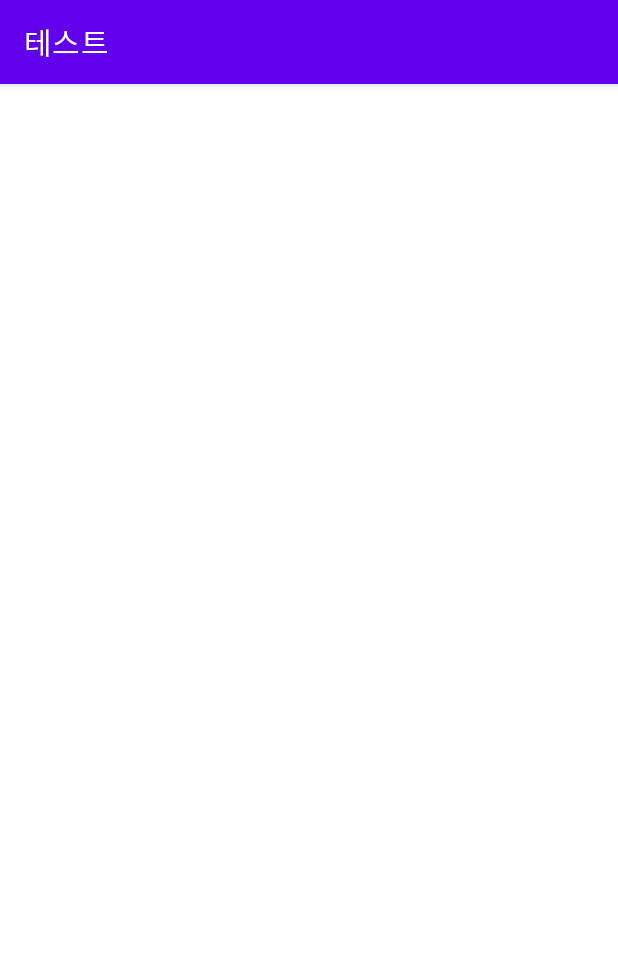
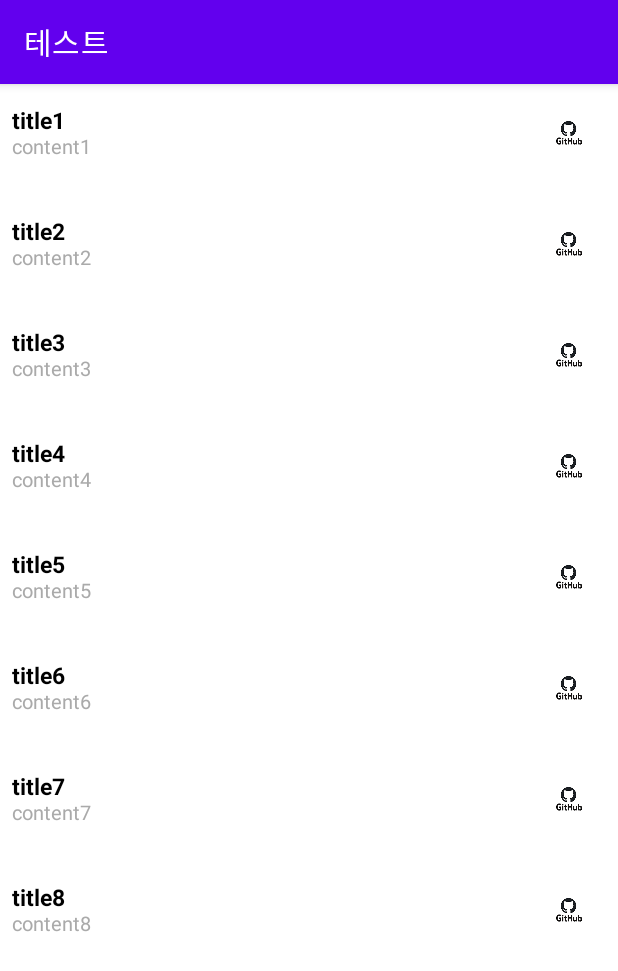
Before and after one commit to mkHwang124/android_sampleProject, an Android app: the fragment MainActivity_fragment3 shown on its own in the app's theme, on a phone screen of 412 x 824 dp. Shown: the top 971 px of the screen. Run offline under Robolectric (Android 15) with nearby library versions, the phone set to English and light mode, and no system bars.

Commit message:
android-github test

```diff
--- a/app/src/main/java/com/example/myapplication/activity/ui/main/SectionsPagerAdapter.java
+++ b/app/src/main/java/com/example/myapplication/activity/ui/main/SectionsPagerAdapter.java
@@ -9,9 +9,9 @@ import androidx.fragment.app.FragmentManager;
 import androidx.fragment.app.FragmentPagerAdapter;
 
 import com.example.myapplication.R;
-import com.example.myapplication.activity.MainActivity_fragment1;
-import com.example.myapplication.activity.MainActivity_fragment2;
-import com.example.myapplication.activity.MainActivity_fragment3;
+import com.example.myapplication.fragment.MainActivity_fragment1;
+import com.example.myapplication.fragment.MainActivity_fragment2;
+import com.example.myapplication.fragment.MainActivity_fragment3;
 
 /**
  * A [FragmentPagerAdapter] that returns a fragment corresponding to
--- /dev/null
+++ b/app/src/main/java/com/example/myapplication/common/RecyclerAdapter.java
@@ -0,0 +1,133 @@
+package com.example.myapplication.common;
+
+import android.animation.ValueAnimator;
+import android.content.Context;
+import android.util.SparseBooleanArray;
+import android.view.LayoutInflater;
+import android.view.View;
+import android.view.ViewGroup;
+import android.widget.ImageView;
+import android.widget.TextView;
+import android.widget.Toast;
+
+import androidx.annotation.NonNull;
+
+import com.example.myapplication.R;
+
+import java.util.ArrayList;
+
+public class RecyclerAdapter extends androidx.recyclerview.widget.RecyclerView.Adapter<RecyclerAdapter.ItemViewHolder> {
+
+    private ArrayList<RecyclerItem> item = new ArrayList<>();
+    private SparseBooleanArray selectedItems = new SparseBooleanArray();
+    private int prePosition = -1;
+    private Context context;
+
+    @NonNull
+    @Override
+    public ItemViewHolder onCreateViewHolder(@NonNull ViewGroup parent, int viewType) {
+        // LayoutInflater를 이용하여 전 단계에서 만들었던 item.xml을 inflate 시킵니다.
+        // return 인자는 ViewHolder 입니다.
+        context = parent.getContext();
+        View view = LayoutInflater.from(parent.getContext()).inflate(R.layout.item_fragment_list3, parent, false);
+        //view.setId(view.generateViewId());
+        return new ItemViewHolder(view);
+    }
+
+    @Override
+    public void onBindViewHolder(@NonNull RecyclerAdapter.ItemViewHolder holder, int position) {
+        // Item을 하나, 하나 보여주는(bind 되는) 함수입니다.
+        holder.onBind(item.get(position));
+    }
+
+    @Override
+    public int getItemCount() {
+        // RecyclerView의 총 개수 입니다.
+        return item.size();
+    }
+
+    public void addItem(RecyclerItem item) {
+        // 외부에서 item을 추가시킬 함수입니다.
+        this.item.add(item);
+    }
+
+    public class ItemViewHolder extends androidx.recyclerview.widget.RecyclerView.ViewHolder implements  View.OnClickListener{
+        private TextView textView1;
+        private TextView textView2;
+        private ImageView imageView;
+        private ImageView imageView2;
+        private RecyclerItem item;
+        private int position;
+
+        public ItemViewHolder(@NonNull View itemView) {
+            super(itemView);
+
+            textView1 = itemView.findViewById(R.id.textView1);
+            textView2 = itemView.findViewById(R.id.textView2);
+            imageView = itemView.findViewById(R.id.imageView);
+            imageView2 = itemView.findViewById(R.id.imageView4);
+        }
+
+        void onBind(RecyclerItem item) {
+            this.item = item;
+            textView1.setText(item.getTitle());
+            textView2.setText(item.getContent());
+            imageView.setImageResource(item.getResId());
+            imageView2.setImageResource(item.getResId());
+
+            itemView.setOnClickListener(this);
+            textView1.setOnClickListener(this);
+            textView2.setOnClickListener(this);
+            imageView.setOnClickListener(this);
+
+            changeVisibility(selectedItems.get(position));
+        }
+
+        private void changeVisibility(final boolean isExpanded) {
+            int dpValue = 150;
+            float d = context.getResources().getDisplayMetrics().density;
+            int height= (int)(dpValue * d);
+
+            ValueAnimator va = isExpanded ? ValueAnimator.ofInt(0, height) : ValueAnimator.ofInt(height, 0);
+
+            va.setDuration(600);
+            va.addUpdateListener(new ValueAnimator.AnimatorUpdateListener() {
+                @Override
+                public void onAnimationUpdate(ValueAnimator animation) {
+                    int value = (int)animation.getAnimatedValue();
+
+                    imageView2.getLayoutParams().height = value;
+                    imageView2.requestLayout();
+                    imageView2.setVisibility(isExpanded? View.VISIBLE : View.GONE);
+                }
+            });
+            va.start();
+        }
+
+        @Override
+        public void onClick(View v) {
+            switch (v.getId())
+            {
+                case R.id.linearItem:
+                    if(selectedItems.get(position))
+                    {
+                        selectedItems.delete(position);
+                    }
+                    else
+                    {
+                        selectedItems.delete(prePosition);
+                        selectedItems.put(position, true);
+                    }
+
+                    if(prePosition != -1) notifyItemChanged(prePosition);
+                    notifyItemChanged(position);
+
+                    prePosition = position;
+
+                    break;
+
+            }
+
+        }
+    }
+}
--- /dev/null
+++ b/app/src/main/java/com/example/myapplication/common/RecyclerItem.java
@@ -0,0 +1,44 @@
+package com.example.myapplication.common;
+
+public class RecyclerItem {
+    private String title = "";
+    private String content = "";
+    private int resId = 0;
+
+    public RecyclerItem(String title, String content, int resId)
+    {
+        this.title = title;
+        this.content = content;
+        this.resId = resId;
+    }
+
+    public String getTitle()
+    {
+        return this.title;
+    }
+
+    public void setTitle(String title)
+    {
+        this.title = title;
+    }
+
+    public String getContent()
+    {
+        return this.content;
+    }
+
+    public  void setContent(String content)
+    {
+        this.content = content;
+    }
+
+    public int getResId()
+    {
+        return this.resId;
+    }
+
+    public void setResId(int resId)
+    {
+        this.resId = resId;
+    }
+}
--- a/app/src/main/java/com/example/myapplication/activity/MainActivity_fragment1.java
+++ b/app/src/main/java/com/example/myapplication/fragment/MainActivity_fragment1.java
@@ -1,4 +1,4 @@
-package com.example.myapplication.activity;
+package com.example.myapplication.fragment;
 
 import android.os.Bundle;
 
--- a/app/src/main/java/com/example/myapplication/activity/MainActivity_fragment2.java
+++ b/app/src/main/java/com/example/myapplication/fragment/MainActivity_fragment2.java
@@ -1,4 +1,4 @@
-package com.example.myapplication.activity;
+package com.example.myapplication.fragment;
 
 import android.os.Bundle;
 
--- a/app/src/main/java/com/example/myapplication/activity/MainActivity_fragment3.java
+++ b/app/src/main/java/com/example/myapplication/fragment/MainActivity_fragment3.java
@@ -1,14 +1,18 @@
-package com.example.myapplication.activity;
+package com.example.myapplication.fragment;
 
 import android.os.Bundle;
 
 import androidx.fragment.app.Fragment;
+import androidx.recyclerview.widget.LinearLayoutManager;
+import androidx.recyclerview.widget.RecyclerView;
 
 import android.view.LayoutInflater;
 import android.view.View;
 import android.view.ViewGroup;
 
 import com.example.myapplication.R;
+import com.example.myapplication.common.RecyclerAdapter;
+import com.example.myapplication.common.RecyclerItem;
 
 /**
  * A simple {@link Fragment} subclass.
@@ -61,6 +65,25 @@ public class MainActivity_fragment3 extends Fragment {
     public View onCreateView(LayoutInflater inflater, ViewGroup container,
                              Bundle savedInstanceState) {
         // Inflate the layout for this fragment
-        return inflater.inflate(R.layout.fragment_main_activity_list3, container, false);
+        View view = inflater.inflate(R.layout.fragment_main_activity_list3, container, false);
+        RecyclerView recyclerView = (RecyclerView)view.findViewById(R.id.recyclerView);
+
+        LinearLayoutManager linearLayoutManager = new LinearLayoutManager(getActivity());
+        recyclerView.setLayoutManager(linearLayoutManager);
+
+        RecyclerAdapter adapter = new RecyclerAdapter();
+        adapter.addItem(new RecyclerItem("title1","content1",R.drawable.git_image));
+        adapter.addItem(new RecyclerItem("title2","content2",R.drawable.git_image));
+        adapter.addItem(new RecyclerItem("title3","content3",R.drawable.git_image));
+        adapter.addItem(new RecyclerItem("title4","content4",R.drawable.git_image));
+        adapter.addItem(new RecyclerItem("title5","content5",R.drawable.git_image));
+        adapter.addItem(new RecyclerItem("title6","content6",R.drawable.git_image));
+        adapter.addItem(new RecyclerItem("title7","content7",R.drawable.git_image));
+        adapter.addItem(new RecyclerItem("title8","content8",R.drawable.git_image));
+        adapter.notifyDataSetChanged();
+
+        recyclerView.setAdapter(adapter);
+
+        return view;
     }
 }
--- a/app/src/main/res/layout/fragment_main_activity_list1.xml
+++ b/app/src/main/res/layout/fragment_main_activity_list1.xml
@@ -4,7 +4,7 @@
     xmlns:tools="http://schemas.android.com/tools"
     android:layout_width="match_parent"
     android:layout_height="match_parent"
-    tools:context=".activity.MainActivity_fragment1">
+    tools:context=".fragment.MainActivity_fragment1">
 
     <LinearLayout
         android:layout_width="match_parent"
--- a/app/src/main/res/layout/fragment_main_activity_list2.xml
+++ b/app/src/main/res/layout/fragment_main_activity_list2.xml
@@ -3,7 +3,7 @@
     xmlns:tools="http://schemas.android.com/tools"
     android:layout_width="match_parent"
     android:layout_height="match_parent"
-    tools:context=".activity.MainActivity_fragment2">
+    tools:context=".fragment.MainActivity_fragment2">
 
     <LinearLayout
         android:layout_width="match_parent"
--- a/app/src/main/res/layout/fragment_main_activity_list3.xml
+++ b/app/src/main/res/layout/fragment_main_activity_list3.xml
@@ -3,23 +3,10 @@
     xmlns:tools="http://schemas.android.com/tools"
     android:layout_width="match_parent"
     android:layout_height="match_parent"
-    tools:context=".activity.MainActivity_fragment3">
+    tools:context=".fragment.MainActivity_fragment3">
 
-    <LinearLayout
+    <androidx.recyclerview.widget.RecyclerView
+        android:id="@+id/recyclerView"
         android:layout_width="match_parent"
-        android:layout_height="match_parent"
-        android:orientation="vertical">
-
-        <androidx.recyclerview.widget.RecyclerView
-            android:layout_width="match_parent"
-            android:layout_height="wrap_content" />
-
-        <androidx.recyclerview.widget.RecyclerView
-            android:layout_width="match_parent"
-            android:layout_height="wrap_content" />
-
-        <androidx.recyclerview.widget.RecyclerView
-            android:layout_width="match_parent"
-            android:layout_height="wrap_content" />
-    </LinearLayout>
+        android:layout_height="match_parent" />
 </FrameLayout>
--- /dev/null
+++ b/app/src/main/res/layout/item_fragment_list3.xml
@@ -0,0 +1,57 @@
+<?xml version="1.0" encoding="utf-8"?>
+<LinearLayout xmlns:android="http://schemas.android.com/apk/res/android"
+    xmlns:app="http://schemas.android.com/apk/res-auto"
+    android:id="@+id/linearItem"
+    android:layout_width="match_parent"
+    android:layout_height="wrap_content"
+    android:layout_marginBottom="8dp"
+    android:background="@android:color/white"
+    android:gravity="center_vertical"
+    android:orientation="vertical"
+    android:padding="8dp">
+
+    <LinearLayout
+        android:layout_width="match_parent"
+        android:layout_height="match_parent"
+        android:orientation="horizontal">
+
+        <LinearLayout
+            android:layout_width="0dp"
+            android:layout_height="match_parent"
+            android:layout_weight="1"
+            android:gravity="center_vertical"
+            android:orientation="vertical">
+
+            <TextView
+                android:id="@+id/textView1"
+                android:layout_width="wrap_content"
+                android:layout_height="wrap_content"
+                android:includeFontPadding="false"
+                android:text="TITLE"
+                android:textColor="@android:color/black"
+                android:textSize="15sp"
+                android:textStyle="bold" />
+
+            <TextView
+                android:id="@+id/textView2"
+                android:layout_width="wrap_content"
+                android:layout_height="wrap_content"
+                android:includeFontPadding="false"
+                android:text="content"
+                android:textColor="@android:color/darker_gray"
+                android:textSize="13sp" />
+        </LinearLayout>
+
+        <ImageView
+            android:id="@+id/imageView"
+            android:layout_width="50dp"
+            android:layout_height="50dp"
+            android:src="@mipmap/ic_launcher" />
+    </LinearLayout>
+
+    <ImageView
+        android:id="@+id/imageView4"
+        android:layout_width="match_parent"
+        android:layout_height="wrap_content"
+        app:srcCompat="@drawable/ic_launcher_foreground" />
+</LinearLayout>
```
